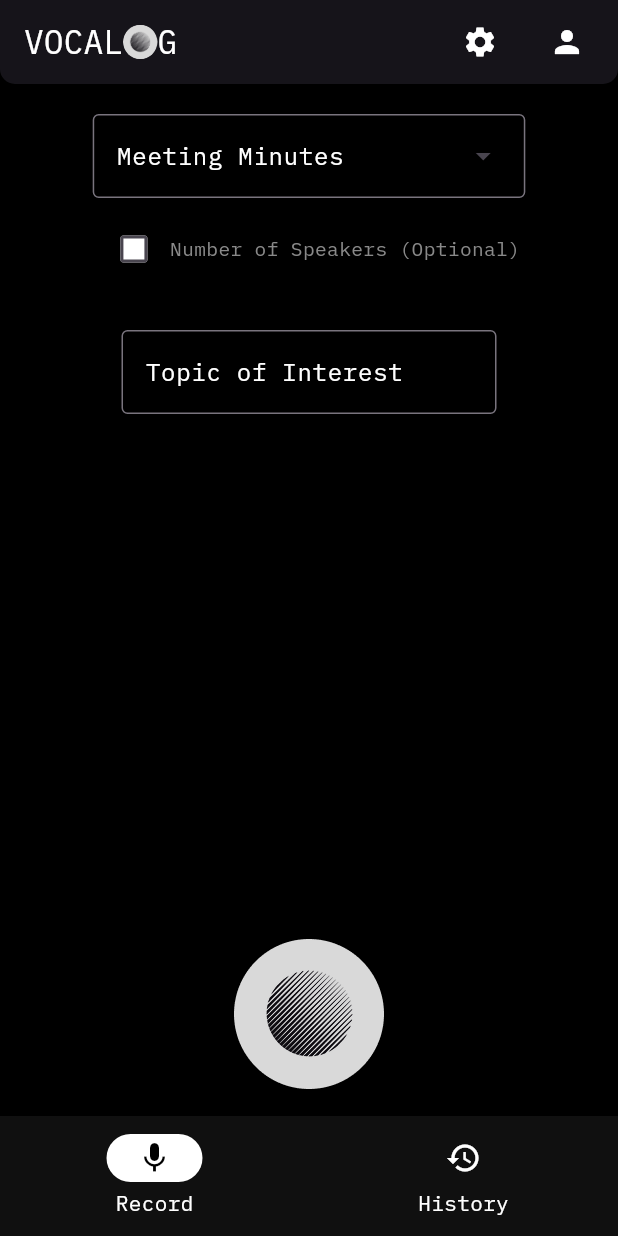
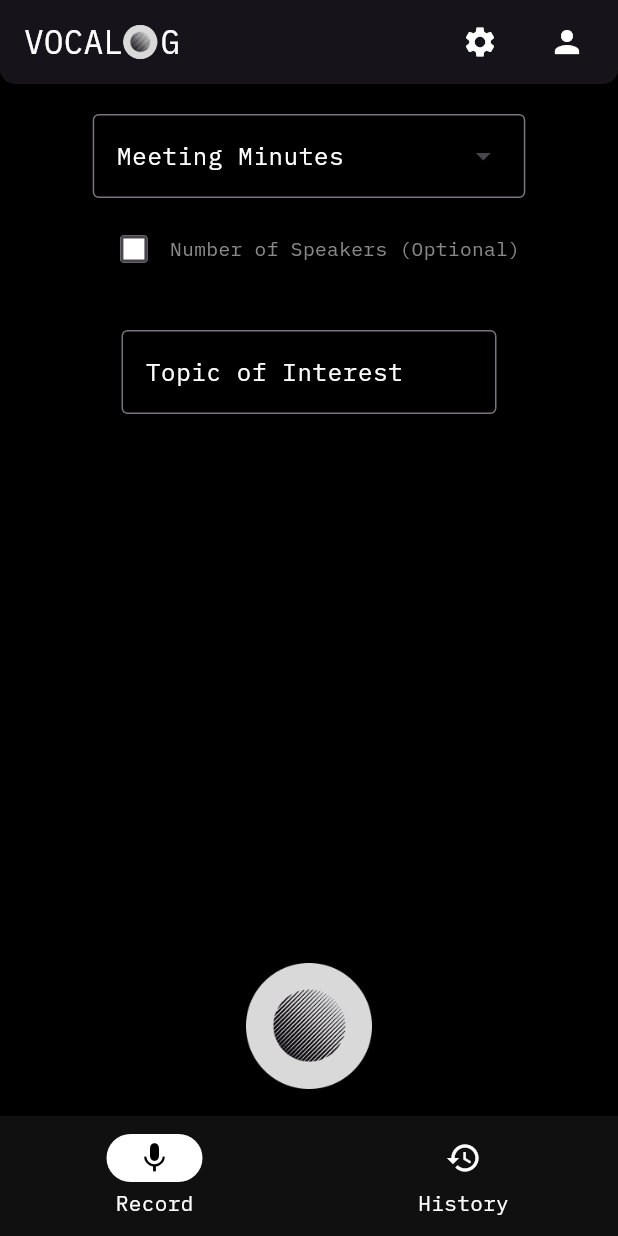
Before and after one commit to humzasadiq/vocalog, a Flutter app: the screen it shows after launch, on a phone screen of 412 x 824 dp. Run offline on Flutter 3.47's test engine with Material 3 defaults, Android fonts, the light colour scheme and no system bars; our stand-ins replace flutter_easyloading, flutter_markdown, get, google_fonts, google_generative_ai, permission_handler; missing offline and left inert: flutter_sound.

Commit message:
RecorderWidget Animations

```diff
--- a/lib/controllers/recorder.dart
+++ b/lib/controllers/recorder.dart
@@ -9,7 +9,7 @@ import 'dart:async';
 
 class RecorderController extends GetxController {
   final FlutterSoundRecorder _recorder = FlutterSoundRecorder();
-  var isRecording = false.obs;
+  RxBool isRecording = false.obs;
   var transcript = "".obs;
   final aiResponse = "".obs;
   String? filePath;
--- a/lib/view/MainScreen.dart
+++ b/lib/view/MainScreen.dart
@@ -6,8 +6,46 @@ import 'SettingsScreen.dart';
 import 'Widgets/MainScreenWidgets/logforDropDown.dart';
 import 'Widgets/MainScreenWidgets/speakerCheckbox.dart';
 import 'Widgets/MainScreenWidgets/topicTextField.dart';
-class MainScreen extends StatelessWidget {
+
+class MainScreen extends StatefulWidget {
+  @override
+  _MainScreenState createState() => _MainScreenState();
+}
+
+class _MainScreenState extends State<MainScreen>
+    with SingleTickerProviderStateMixin {
   final RecorderController recorderController = Get.find<RecorderController>();
+
+  late final AnimationController _controller = AnimationController(
+    vsync: this,
+    duration: const Duration(milliseconds: 500),
+  );
+  late final Animation<AlignmentGeometry> _animation = Tween<AlignmentGeometry>(
+    begin: Alignment.bottomCenter,
+    end: const Alignment(0.0, 0.0),
+  ).animate(CurvedAnimation(
+    parent: _controller,
+    curve: Curves.easeInOut,
+  ));
+
+  @override
+  void initState() {
+    super.initState();
+
+    recorderController.isRecording.listen((isRecording) {
+      if (isRecording) {
+        _controller.forward();
+      } else {
+        _controller.reverse();
+      }
+    });
+  }
+
+  @override
+  void dispose() {
+    _controller.dispose();
+    super.dispose();
+  }
 
   @override
   Widget build(BuildContext context) {
@@ -68,12 +106,15 @@ class MainScreen extends StatelessWidget {
                 shape: BoxShape.circle,
               ),
             ),
-            Text(
+            Padding(
+              padding: const EdgeInsets.only(left: 2),
+              child: Text(
                 'G',
                 style: TextStyle(
                   fontFamily: 'IBM',
                   color: Colors.white,
                   fontSize: 22,
+                ),
               ),
             ),
           ],
@@ -82,7 +123,6 @@ class MainScreen extends StatelessWidget {
         elevation: 2,
       ),
       body: Column(
-        mainAxisAlignment: MainAxisAlignment.spaceBetween,
         children: [
           Padding(
             padding: const EdgeInsets.only(top: 10),
@@ -106,9 +146,13 @@ class MainScreen extends StatelessWidget {
               }
             }),
           ),
-          Padding(
+          Expanded(
+            child: AlignTransition(
+              alignment: _animation,
+              child: Padding(
                 padding: const EdgeInsets.only(bottom: 10),
                 child: Column(
+                  mainAxisSize: MainAxisSize.min,
                   children: [
                     Obx(() {
                       if (recorderController.isRecording.value) {
@@ -124,8 +168,19 @@ class MainScreen extends StatelessWidget {
                         return SizedBox.shrink();
                       }
                     }),
-                RecordingWidget(),
+                    Obx(() {
+                      return AnimatedContainer(
+                        duration: const Duration(milliseconds: 500),
+                        curve: Curves.easeInOut,
+                        width: recorderController.isRecording.value ? 250 : 100,
+                        height:
+                            recorderController.isRecording.value ? 250 : 100,
+                        child: RecordingWidget(),
+                      );
+                    }),
                   ],
+                ),
+              ),
             ),
           ),
         ],
--- a/lib/view/Widgets/MainScreenWidgets/micwidget.dart
+++ b/lib/view/Widgets/MainScreenWidgets/micwidget.dart
@@ -6,23 +6,22 @@ import '../../../controllers/recorder.dart';
 class RecordingWidget extends StatelessWidget {
   final RecorderController controller = Get.find<RecorderController>();
 
+
   @override
   Widget build(BuildContext context) {
-    return Container(
-      child: Center(
-        child: Obx(
+    return Obx(
       () => IconButton(
         icon: Image.asset(
-              controller.isRecording.value ? 'assets/icon3.png' : 'assets/icon2.png',
-              width: 100,
+          controller.isRecording.value
+              ? 'assets/icon3.png'
+              : 'assets/icon2.png',
+          width: double.infinity,
         ),
         // icon: Icon(controller.isRecording.value ? Icons.stop : Icons.mic),
 
         onPressed: controller.toggleRecording,
         color: controller.isRecording.value ? Colors.red : Colors.white,
       ),
-        ),
-      ),
     );
   }
 }
```
Also changed, not shown: 4 other files. Lines whose indentation alone changed are shown as unchanged.
